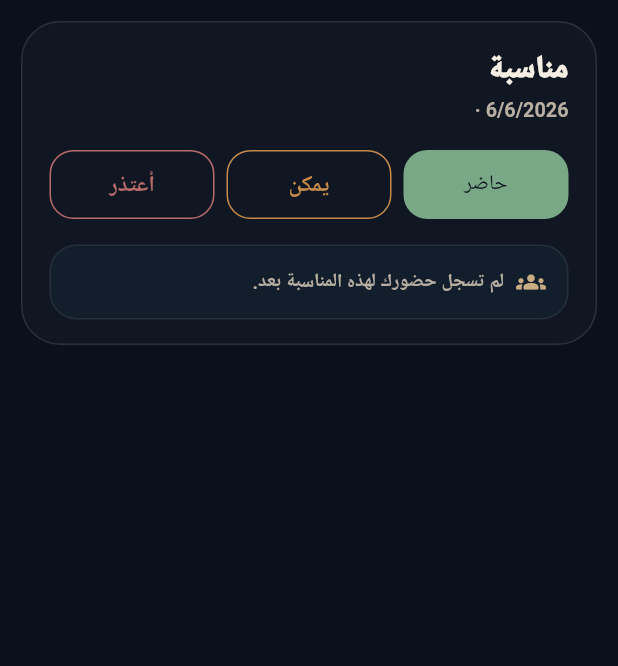
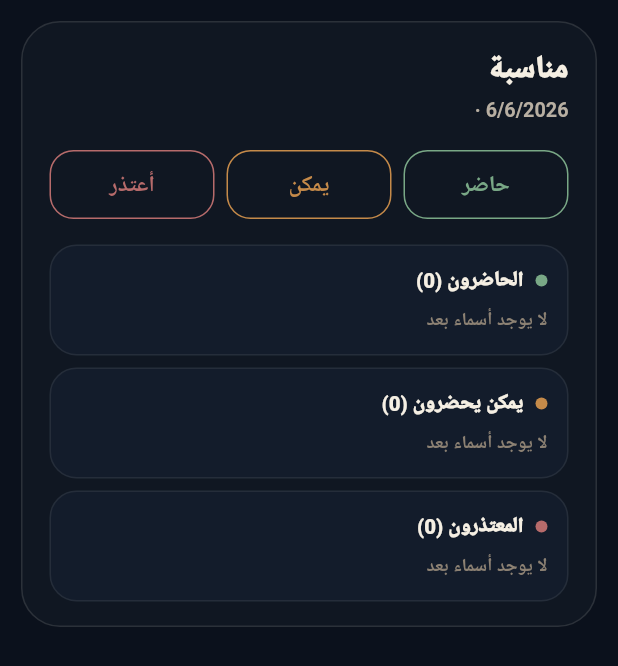
Before and after one commit to diwanapp/diwaniya-flutter, a Flutter app: the _EventRsvpSheet widget shown alone on an empty page, opened directly with empty values, on a phone screen of 412 x 824 dp. Shown: the top 666 px of the screen. Run offline on Flutter 3.47's test engine with Material 3 defaults, Android fonts, the phone set to English and light mode, and no system bars; our stand-ins replace audioplayers, emoji_picker_flutter, file_picker, flutter_secure_storage, go_router, google_fonts and 7 more; missing offline and left inert: record; accounts and stored records are empty; Roboto replaces fonts that are missing (Ibm Plex Sans Arabic).

Commit message:
Add Flutter calendar event RSVP bottom sheet

```diff
--- a/lib/core/services/calendar_service.dart
+++ b/lib/core/services/calendar_service.dart
@@ -72,6 +72,76 @@ class DiwaniyaCalendarEvent {
       attendeesCount:
           ((raw['attendees_count'] ?? raw['attendeesCount']) as num?)?.toInt() ?? 0,
       isAttending: (raw['is_attending'] ?? raw['isAttending']) == true,
+    );
+  }
+}
+
+
+class CalendarEventRsvpAttendee {
+  final String userId;
+  final String userName;
+  final String status;
+  final DateTime? updatedAt;
+
+  const CalendarEventRsvpAttendee({
+    required this.userId,
+    required this.userName,
+    required this.status,
+    required this.updatedAt,
+  });
+
+  factory CalendarEventRsvpAttendee.fromBackend(Map<String, dynamic> raw) {
+    return CalendarEventRsvpAttendee(
+      userId: (raw['user_id'] ?? raw['userId'] ?? '').toString(),
+      userName: (raw['user_name'] ?? raw['userName'] ?? '').toString(),
+      status: (raw['status'] ?? '').toString(),
+      updatedAt: DiwaniyaCalendarEvent._dateValue(raw, 'updated_at', 'updatedAt'),
+    );
+  }
+}
+
+class CalendarEventRsvps {
+  final String eventId;
+  final String diwaniyaId;
+  final int goingCount;
+  final int maybeCount;
+  final int declinedCount;
+  final String? currentUserStatus;
+  final List<CalendarEventRsvpAttendee> going;
+  final List<CalendarEventRsvpAttendee> maybe;
+  final List<CalendarEventRsvpAttendee> declined;
+
+  const CalendarEventRsvps({
+    required this.eventId,
+    required this.diwaniyaId,
+    required this.goingCount,
+    required this.maybeCount,
+    required this.declinedCount,
+    required this.currentUserStatus,
+    required this.going,
+    required this.maybe,
+    required this.declined,
+  });
+
+  static List<CalendarEventRsvpAttendee> _attendees(dynamic raw) {
+    if (raw is! List) return const <CalendarEventRsvpAttendee>[];
+    return raw
+        .whereType<Map>()
+        .map((e) => CalendarEventRsvpAttendee.fromBackend(Map<String, dynamic>.from(e)))
+        .toList();
+  }
+
+  factory CalendarEventRsvps.fromBackend(Map<String, dynamic> raw) {
+    return CalendarEventRsvps(
+      eventId: (raw['event_id'] ?? raw['eventId'] ?? '').toString(),
+      diwaniyaId: (raw['diwaniya_id'] ?? raw['diwaniyaId'] ?? '').toString(),
+      goingCount: ((raw['going_count'] ?? raw['goingCount']) as num?)?.toInt() ?? 0,
+      maybeCount: ((raw['maybe_count'] ?? raw['maybeCount']) as num?)?.toInt() ?? 0,
+      declinedCount: ((raw['declined_count'] ?? raw['declinedCount']) as num?)?.toInt() ?? 0,
+      currentUserStatus: (raw['current_user_status'] ?? raw['currentUserStatus'])?.toString(),
+      going: _attendees(raw['going']),
+      maybe: _attendees(raw['maybe']),
+      declined: _attendees(raw['declined']),
     );
   }
 }
@@ -195,6 +265,19 @@ class CalendarService {
     final did = Uri.encodeComponent(diwaniyaId.trim());
     final eid = Uri.encodeComponent(eventId.trim());
     return '/diwaniyas/$did/calendar/events/$eid/cancel-attendance';
+  }
+
+
+  static String _rsvpsPath(String diwaniyaId, String eventId) {
+    final did = Uri.encodeComponent(diwaniyaId.trim());
+    final eid = Uri.encodeComponent(eventId.trim());
+    return '/diwaniyas/$did/calendar/events/$eid/rsvps';
+  }
+
+  static String _rsvpPath(String diwaniyaId, String eventId) {
+    final did = Uri.encodeComponent(diwaniyaId.trim());
+    final eid = Uri.encodeComponent(eventId.trim());
+    return '/diwaniyas/$did/calendar/events/$eid/rsvp';
   }
 
   static String _dateParam(DateTime value) {
@@ -321,6 +404,28 @@ class CalendarService {
     return updated;
   }
 
+
+  static Future<CalendarEventRsvps> fetchEventRsvps(
+    String diwaniyaId,
+    String eventId,
+  ) async {
+    final raw = await ApiClient.get(_rsvpsPath(diwaniyaId, eventId));
+    return CalendarEventRsvps.fromBackend(Map<String, dynamic>.from(raw));
+  }
+
+  static Future<CalendarEventRsvps> setEventRsvp(
+    String diwaniyaId,
+    String eventId, {
+    required String status,
+  }) async {
+    final clean = status.trim().toLowerCase();
+    final raw = await ApiClient.post(
+      _rsvpPath(diwaniyaId, eventId),
+      body: {'status': clean},
+    );
+    return CalendarEventRsvps.fromBackend(Map<String, dynamic>.from(raw));
+  }
+
   static Future<void> deleteEvent(String diwaniyaId, String eventId) async {
     await ApiClient.delete(_eventPath(diwaniyaId, eventId));
     await syncForDiwaniya(diwaniyaId);
--- a/lib/features/home/widgets/home_calendar_section.dart
+++ b/lib/features/home/widgets/home_calendar_section.dart
@@ -1365,7 +1365,7 @@ class _EventCardState extends State<_EventCard> {
   }
 }
 
-class _EventRsvpSheet extends StatelessWidget {
+class _EventRsvpSheet extends StatefulWidget {
   final DiwaniyaCalendarEvent event;
   final VoidCallback onAttendToggle;
   final String Function(DateTime dt) timeText;
@@ -1376,14 +1376,169 @@ class _EventRsvpSheet extends StatelessWidget {
     required this.timeText,
   });
 
+  @override
+  State<_EventRsvpSheet> createState() => _EventRsvpSheetState();
+}
+
+class _EventRsvpSheetState extends State<_EventRsvpSheet> {
   static const Color _green = Color(0xFF79A886);
   static const Color _orange = Color(0xFFC58A49);
   static const Color _red = Color(0xFFB76B6B);
 
+  CalendarEventRsvps? _rsvps;
+  bool _loading = true;
+  String? _savingStatus;
+
+  @override
+  void initState() {
+    super.initState();
+    _loadRsvps();
+  }
+
+  Future<void> _loadRsvps() async {
+    try {
+      final rsvps = await CalendarService.fetchEventRsvps(
+        widget.event.diwaniyaId,
+        widget.event.id,
+      );
+      if (!mounted) return;
+      setState(() {
+        _rsvps = rsvps;
+        _loading = false;
+      });
+    } catch (_) {
+      if (!mounted) return;
+      setState(() => _loading = false);
+    }
+  }
+
+  Future<void> _setStatus(String status) async {
+    if (_savingStatus != null) return;
+
+    setState(() => _savingStatus = status);
+    try {
+      final updated = await CalendarService.setEventRsvp(
+        widget.event.diwaniyaId,
+        widget.event.id,
+        status: status,
+      );
+
+      if (status == 'going' && !widget.event.isAttending) {
+        widget.onAttendToggle();
+      } else if (status != 'going' && widget.event.isAttending) {
+        widget.onAttendToggle();
+      }
+
+      if (!mounted) return;
+      setState(() => _rsvps = updated);
+
+      final label = switch (status) {
+        'going' => 'تم تسجيل حضورك',
+        'maybe' => 'تم تسجيلك ضمن يمكن',
+        'declined' => 'تم تسجيل اعتذارك',
+        _ => 'تم تحديث الرد',
+      };
+      ScaffoldMessenger.of(context).showSnackBar(SnackBar(content: Text(label)));
+    } catch (_) {
+      if (!mounted) return;
+      ScaffoldMessenger.of(context).showSnackBar(
+        const SnackBar(content: Text('تعذر تحديث الرد على المناسبة')),
+      );
+    } finally {
+      if (mounted) setState(() => _savingStatus = null);
+    }
+  }
+
+  Widget _section({
+    required String title,
+    required int count,
+    required List<CalendarEventRsvpAttendee> attendees,
+    required Color color,
+  }) {
+    final c = context.cl;
+
+    return Container(
+      width: double.infinity,
+      padding: const EdgeInsets.all(13),
+      decoration: BoxDecoration(
+        color: c.inputBg.withValues(alpha: 0.36),
+        borderRadius: BorderRadius.circular(18),
+        border: Border.all(color: c.border.withValues(alpha: 0.08)),
+      ),
+      child: Column(
+        crossAxisAlignment: CrossAxisAlignment.stretch,
+        children: [
+          Row(
+            textDirection: TextDirection.rtl,
+            children: [
+              Container(
+                width: 8,
+                height: 8,
+                decoration: BoxDecoration(color: color, shape: BoxShape.circle),
+              ),
+              const SizedBox(width: 8),
+              Expanded(
+                child: Text(
+                  '$title ($count)',
+                  textAlign: TextAlign.right,
+                  style: TextStyle(
+                    color: c.t1,
+                    fontSize: 13.6,
+                    fontWeight: FontWeight.w900,
+                  ),
+                ),
+              ),
+            ],
+          ),
+          const SizedBox(height: 8),
+          if (attendees.isEmpty)
+            Text(
+              'لا يوجد أسماء بعد',
+              textAlign: TextAlign.right,
+              style: TextStyle(
+                color: c.t3,
+                fontSize: 12.2,
+                fontWeight: FontWeight.w700,
+              ),
+            )
+          else
+            Wrap(
+              textDirection: TextDirection.rtl,
+              spacing: 7,
+              runSpacing: 7,
+              children: attendees
+                  .map(
+                    (a) => Container(
+                      padding: const EdgeInsets.symmetric(horizontal: 9, vertical: 6),
+                      decoration: BoxDecoration(
+                        color: color.withValues(alpha: 0.08),
+                        borderRadius: BorderRadius.circular(999),
+                        border: Border.all(color: color.withValues(alpha: 0.12)),
+                      ),
+                      child: Text(
+                        a.userName.trim().isEmpty ? 'عضو' : a.userName.trim(),
+                        style: TextStyle(
+                          color: c.t1,
+                          fontSize: 11.8,
+                          fontWeight: FontWeight.w800,
+                        ),
+                      ),
+                    ),
+                  )
+                  .toList(),
+            ),
+        ],
+      ),
+    );
+  }
+
   @override
   Widget build(BuildContext context) {
     final c = context.cl;
-    final dateText = '${event.startsAt.toLocal().day}/${event.startsAt.toLocal().month}/${event.startsAt.toLocal().year} · ${timeText(event.startsAt)}';
+    final event = widget.event;
+    final local = event.startsAt.toLocal();
+    final dateText = '${local.day}/${local.month}/${local.year} · ${widget.timeText(event.startsAt)}';
+    final currentStatus = _rsvps?.currentUserStatus;
 
     return Directionality(
       textDirection: TextDirection.rtl,
@@ -1424,95 +1579,151 @@ class _EventRsvpSheet extends StatelessWidget {
               Row(
                 children: [
                   Expanded(
-                    child: FilledButton(
-                      onPressed: () {
-                        Navigator.of(context).pop();
-                        if (!event.isAttending) onAttendToggle();
-                      },
-                      style: FilledButton.styleFrom(
-                        backgroundColor: _green,
-                        foregroundColor: c.bg,
-                        minimumSize: const Size.fromHeight(46),
-                        shape: RoundedRectangleBorder(
-                          borderRadius: BorderRadius.circular(16),
-                        ),
-                      ),
-                      child: const Text('حاضر'),
+                    child: _RsvpActionButton(
+                      label: 'حاضر',
+                      color: _green,
+                      filled: currentStatus == 'going',
+                      loading: _savingStatus == 'going',
+                      onTap: () => _setStatus('going'),
                     ),
                   ),
                   const SizedBox(width: 8),
                   Expanded(
-                    child: OutlinedButton(
-                      onPressed: () {
-                        ScaffoldMessenger.of(context).showSnackBar(
-                          const SnackBar(content: Text('خيار يمكن يحتاج تفعيل RSVP الكامل للمناسبة')),
-                        );
-                      },
-                      style: OutlinedButton.styleFrom(
-                        foregroundColor: _orange,
-                        side: const BorderSide(color: _orange),
-                        minimumSize: const Size.fromHeight(46),
-                        shape: RoundedRectangleBorder(
-                          borderRadius: BorderRadius.circular(16),
-                        ),
-                      ),
-                      child: const Text('يمكن'),
+                    child: _RsvpActionButton(
+                      label: 'يمكن',
+                      color: _orange,
+                      filled: currentStatus == 'maybe',
+                      loading: _savingStatus == 'maybe',
+                      onTap: () => _setStatus('maybe'),
                     ),
                   ),
                   const SizedBox(width: 8),
                   Expanded(
-                    child: OutlinedButton(
-                      onPressed: () {
-                        Navigator.of(context).pop();
-                        if (event.isAttending) onAttendToggle();
-                      },
-                      style: OutlinedButton.styleFrom(
-                        foregroundColor: _red,
-                        side: const BorderSide(color: _red),
-                        minimumSize: const Size.fromHeight(46),
-                        shape: RoundedRectangleBorder(
-                          borderRadius: BorderRadius.circular(16),
-                        ),
-                      ),
-                      child: const Text('أعتذر'),
+                    child: _RsvpActionButton(
+                      label: 'أعتذر',
+                      color: _red,
+                      filled: currentStatus == 'declined',
+                      loading: _savingStatus == 'declined',
+                      onTap: () => _setStatus('declined'),
                     ),
                   ),
                 ],
               ),
               const SizedBox(height: 16),
-              Container(
-                padding: const EdgeInsets.all(14),
-                decoration: BoxDecoration(
-                  color: c.inputBg.withValues(alpha: 0.45),
-                  borderRadius: BorderRadius.circular(18),
-                  border: Border.all(color: c.border.withValues(alpha: 0.08)),
-                ),
-                child: Row(
-                  textDirection: TextDirection.rtl,
-                  children: [
-                    Icon(Icons.groups_rounded, color: c.accent, size: 20),
-                    const SizedBox(width: 8),
-                    Expanded(
-                      child: Text(
-                        event.isAttending
-                            ? 'أنت مسجل ضمن الحاضرين. لاحقًا سيظهر هنا سجل الحاضرين، يمكن، والمعتذرين لكل مناسبة.'
-                            : 'لم تسجل حضورك لهذه المناسبة بعد.',
-                        textAlign: TextAlign.right,
-                        style: TextStyle(
-                          color: c.t2,
-                          fontSize: 12.6,
-                          fontWeight: FontWeight.w700,
-                          height: 1.45,
+              if (_loading)
+                Container(
+                  padding: const EdgeInsets.all(14),
+                  decoration: BoxDecoration(
+                    color: c.inputBg.withValues(alpha: 0.36),
+                    borderRadius: BorderRadius.circular(18),
+                    border: Border.all(color: c.border.withValues(alpha: 0.08)),
+                  ),
+                  child: Row(
+                    textDirection: TextDirection.rtl,
+                    children: [
+                      SizedBox(
+                        width: 18,
+                        height: 18,
+                        child: CircularProgressIndicator(strokeWidth: 2, color: c.accent),
+                      ),
+                      const SizedBox(width: 10),
+                      Expanded(
+                        child: Text(
+                          'جاري تحميل سجل الحضور...',
+                          textAlign: TextAlign.right,
+                          style: TextStyle(
+                            color: c.t2,
+                            fontSize: 12.8,
+                            fontWeight: FontWeight.w700,
+                          ),
                         ),
                       ),
-                    ),
-                  ],
-                ),
-              ),
+                    ],
+                  ),
+                )
+              else ...[
+                _section(
+                  title: 'الحاضرون',
+                  count: _rsvps?.goingCount ?? 0,
+                  attendees: _rsvps?.going ?? const <CalendarEventRsvpAttendee>[],
+                  color: _green,
+                ),
+                const SizedBox(height: 8),
+                _section(
+                  title: 'يمكن يحضرون',
+                  count: _rsvps?.maybeCount ?? 0,
+                  attendees: _rsvps?.maybe ?? const <CalendarEventRsvpAttendee>[],
+                  color: _orange,
+                ),
+                const SizedBox(height: 8),
+                _section(
+                  title: 'المعتذرون',
+                  count: _rsvps?.declinedCount ?? 0,
+                  attendees: _rsvps?.declined ?? const <CalendarEventRsvpAttendee>[],
+                  color: _red,
+                ),
+              ],
             ],
           ),
         ),
       ),
+    );
+  }
+}
+
+class _RsvpActionButton extends StatelessWidget {
+  final String label;
+  final Color color;
+  final bool filled;
+  final bool loading;
+  final VoidCallback onTap;
+
+  const _RsvpActionButton({
+    required this.label,
+    required this.color,
+    required this.filled,
+    required this.loading,
+    required this.onTap,
+  });
+
+  @override
+  Widget build(BuildContext context) {
+    final c = context.cl;
+
+    if (filled) {
+      return FilledButton(
+        onPressed: loading ? null : onTap,
+        style: FilledButton.styleFrom(
+          backgroundColor: color,
+          foregroundColor: c.bg,
+          minimumSize: const Size.fromHeight(46),
+          shape: RoundedRectangleBorder(borderRadius: BorderRadius.circular(16)),
+        ),
+        child: loading
+            ? SizedBox(
+                width: 17,
+                height: 17,
+                child: CircularProgressIndicator(strokeWidth: 2, color: c.bg),
+              )
+            : Text(label),
+      );
+    }
+
+    return OutlinedButton(
+      onPressed: loading ? null : onTap,
+      style: OutlinedButton.styleFrom(
+        foregroundColor: color,
+        side: BorderSide(color: color),
+        minimumSize: const Size.fromHeight(46),
+        shape: RoundedRectangleBorder(borderRadius: BorderRadius.circular(16)),
+      ),
+      child: loading
+          ? SizedBox(
+              width: 17,
+              height: 17,
+              child: CircularProgressIndicator(strokeWidth: 2, color: color),
+            )
+          : Text(label),
     );
   }
 }
```
